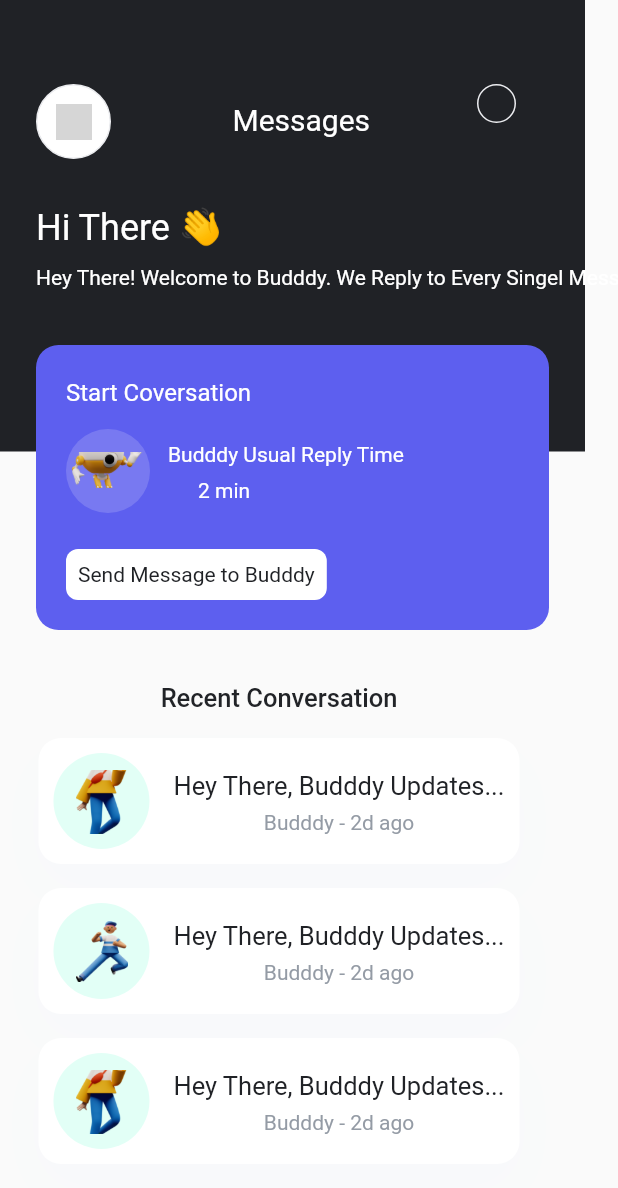
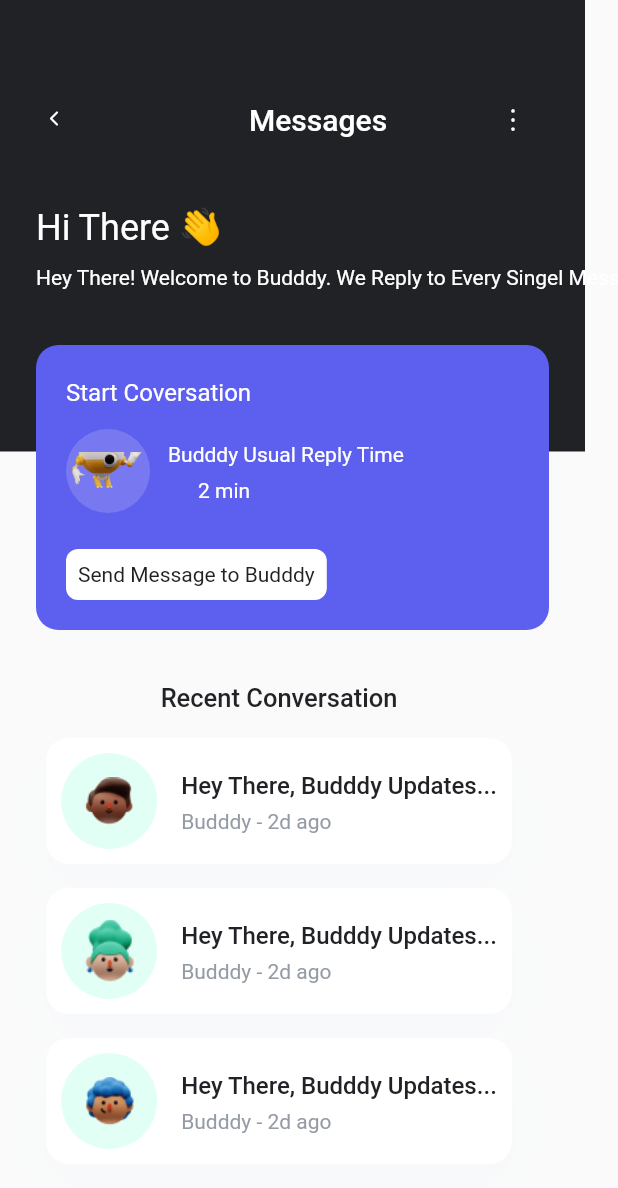
Before and after one commit to Salthacked/uifrom, a Flutter app: the ServicesScreen screen opened by its route, after a tap on "Messages", on a phone screen of 412 x 824 dp. Shown: the top 1188 px of the screen. Run offline on Flutter 3.47's test engine with Material 2 defaults, Android fonts, the phone set to English and light mode, and no system bars; our stand-ins replace flutter_svg; Roboto replaces fonts that are missing (Euclid Circular A); grey boxes are pictures that could not be loaded.

Commit message:
new update

```diff
--- a/lib/Screens/Conversation/ConversationScreen.dart
+++ b/lib/Screens/Conversation/ConversationScreen.dart
@@ -3,6 +3,7 @@ import 'package:uifrom/Screens/Conversation/components/Body.dart';
 
 class ConversationScreen extends StatelessWidget {
   const ConversationScreen({Key? key}) : super(key: key);
+  static String routeName = "/Conversation";
 
   @override
   Widget build(BuildContext context) {
--- a/lib/Screens/Conversation/components/Body.dart
+++ b/lib/Screens/Conversation/components/Body.dart
@@ -1,7 +1,8 @@
 import 'package:flutter/material.dart';
 import 'package:flutter/painting.dart';
 import 'package:flutter_svg/flutter_svg.dart';
-import 'package:uifrom/models/TopAppBar.dart';
+import 'package:uifrom/constants.dart';
+import 'package:uifrom/models/TopAppbars.dart';
 
 class Body extends StatefulWidget {
   const Body({Key? key}) : super(key: key);
@@ -15,7 +16,18 @@ class _BodyState extends State<Body> {
   Widget build(BuildContext context) {
     return Container(
         child: Stack(children: <Widget>[
-      TopappBar(),
+          Positioned(
+              top: 0,
+              left: 0,
+              child: Container(
+                  width: 390,
+                  height: 301,
+                  decoration: BoxDecoration(
+                    color: kBlackColor,
+                  ))),
+          TopAppbars(
+            title: 'Messages',
+          ),
       Positioned(
           top: 136,
           left: 24,
@@ -182,7 +194,7 @@ class _BodyState extends State<Body> {
               decoration: InputDecoration(
                   contentPadding: EdgeInsets.symmetric(
                       horizontal: 20, vertical: 9),
-                  hintText: "Search contacts",
+                  hintText: "Tye your Email",
                    ),
 
             ),
--- a/lib/Screens/MessagesScreen/components/Body.dart
+++ b/lib/Screens/MessagesScreen/components/Body.dart
@@ -1,10 +1,10 @@
 import 'package:flutter/material.dart';
 
 import 'package:flutter/cupertino.dart';
-import 'package:flutter_svg/flutter_svg.dart';
 import 'package:uifrom/Screens/MessagesScreen/components/RecentConversationListWidget.dart';
 import 'package:uifrom/Screens/MessagesScreen/components/StartconversationWidget.dart';
 import 'package:uifrom/constants.dart';
+import 'package:uifrom/models/TopAppbars.dart';
 
 class Body extends StatefulWidget {
   const Body({Key? key}) : super(key: key);
@@ -27,79 +27,11 @@ class _BodyState extends State<Body> {
                 decoration: BoxDecoration(
                   color: kBlackColor,
                 ))),
-        Positioned(
-            top: 56,
-            left: 24,
-            child: Container(
-              decoration: BoxDecoration(
-                borderRadius: BorderRadius.all(
-                  Radius.circular(48),
-                ),
-                color: kbackgroundColor,
-                border: Border.all(
-                  color: Color.fromRGBO(235, 236, 239, 1),
-                  width: 1,
-                ),
-              ),
-              padding: EdgeInsets.symmetric(horizontal: 12, vertical: 12),
-              child: Row(
-                mainAxisSize: MainAxisSize.min,
-                mainAxisAlignment: MainAxisAlignment.spaceAround,
-                children: <Widget>[
-                  Container(
-                      width: 24,
-                      height: 24,
-                      child: Stack(children: <Widget>[
-                        Positioned(
-                          top: 8,
-                          left: 10,
-                          child: SvgPicture.asset('assets/images/path.svg',
-                              semanticsLabel: 'path'),
-                        ),
-                        Positioned(
-                          top: 0,
-                          left: 0,
-                          child: SvgPicture.asset('assets/images/path.svg',
-                              semanticsLabel: 'path'),
-                        ),
-                      ])),
-                ],
-              ),
-            )),
-        Positioned(
-            top: 67,
-            left: 155,
-            child: Text(
-              'Messages',
-              textAlign: TextAlign.left,
-              style: TextStyle(
-                  color: Color.fromRGBO(255, 255, 255, 1),
-                  fontFamily: 'Euclid Circular A',
-                  fontSize: 20,
-                  letterSpacing:
-                      0 /*percentages not used in flutter. defaulting to zero*/,
-                  fontWeight: FontWeight.normal,
-                  height: 1.25),
-            )),
-        Positioned(
-            top: 56,
-            left: 318,
-            child: Container(
-              decoration: BoxDecoration(
-                borderRadius: BorderRadius.all(
-                  Radius.circular(48),
-                ),
-                border: Border.all(
-                  color: Color.fromRGBO(235, 236, 239, 1.0),
-                  width: 1,
-                ),
-              ),
-              padding: EdgeInsets.symmetric(horizontal: 12, vertical: 12),
-              child: Row(
-                mainAxisSize: MainAxisSize.min,
+        TopAppbars(
+          title: 'Messages',
+        ),
 
-              ),
-            )),
+
         Positioned(
             top: 136,
             left: 24,
@@ -147,20 +79,19 @@ class _BodyState extends State<Body> {
                     textAlign: TextAlign.left,
                     style: TextStyle(
                         color: Color.fromRGBO(32, 34, 38, 1),
-                        fontFamily: 'Euclid Circular A',
                         fontSize: 17,
                         fontWeight: FontWeight.w500,
                         height: 1.411764705882353),
                   ),
                   SizedBox(height: 16),
                   RecentConversationListWidget(
-                      image: 'assets/images/Character46.png'),
+                      image: 'assets/images/Charactera33.png'),
                   SizedBox(height: 16),
                   RecentConversationListWidget(
-                      image: 'assets/images/Character14.png'),
+                      image: 'assets/images/Charactera46.png'),
                   SizedBox(height: 16),
                   RecentConversationListWidget(
-                      image: 'assets/images/Character46.png'),
+                      image: 'assets/images/Charactera32.png'),
                 ],
               ),
             )),
--- a/lib/Screens/MessagesScreen/components/RecentConversationListWidget.dart
+++ b/lib/Screens/MessagesScreen/components/RecentConversationListWidget.dart
@@ -63,8 +63,7 @@ class RecentConversationListWidget extends StatelessWidget {
             decoration: BoxDecoration(),
             padding:
             EdgeInsets.symmetric(horizontal: 0, vertical: 0),
-            child: Column(
-              mainAxisSize: MainAxisSize.min,
+            child: Column(crossAxisAlignment: CrossAxisAlignment.start,
               children: <Widget>[
                 Text(
                   'Hey There, Budddy Updates...',
@@ -72,10 +71,10 @@ class RecentConversationListWidget extends StatelessWidget {
                   style: TextStyle(
                       color: Color.fromRGBO(32, 34, 38, 1),
                       fontFamily: 'Euclid Circular A',
-                      fontSize: 17,
+                      fontSize: 16,
                       letterSpacing:
                       0 /*percentages not used in flutter. defaulting to zero*/,
-                      fontWeight: FontWeight.normal,
+                      fontWeight: FontWeight.w500,
                       height: 1.411764705882353),
                 ),
                 SizedBox(height: 4),
--- a/lib/Screens/Services/components/Body.dart
+++ b/lib/Screens/Services/components/Body.dart
@@ -1,4 +1,5 @@
 import 'package:flutter/material.dart';
+import 'package:uifrom/Screens/Conversation/ConversationScreen.dart';
 import 'package:uifrom/Screens/ResultScreen/Result.dart';
 import 'package:uifrom/Screens/Services/ServicesScreen.dart';
 import 'package:uifrom/models/LinkservicesWidget.dart';
@@ -7,7 +8,8 @@ import 'package:uifrom/models/TopAppBar.dart';
 class Body extends StatelessWidget {
   @override
   Widget build(BuildContext context) {
-    return Container(
+    return SafeArea(
+      child: Container(
         child: Stack(
           children: [
             TopappBar(
@@ -47,21 +49,21 @@ class Body extends StatelessWidget {
                   Row(
                     children: [
                       LinkservicesWidget(
-                      media: 'Facebook',
+                        media: 'LinkedIn',
                         chat: '2541',
                         send: '2541',
-                      image: 'assets/icons/Facebook.png',
+                        image: 'assets/icons/linkedin.png',
                         press: () =>
-                          Navigator.pushNamed(context, ResultScreen.routeName),
+                            Navigator.pushNamed(context, ConversationScreen.routeName),
                       ),
                       SizedBox(
                         width: 16,
                       ),
                       LinkservicesWidget(
-                      media: 'Twitter',
+                        media: 'Slack',
                         chat: '2541',
                         send: '2541',
-                      image: 'assets/icons/twitter.png',
+                        image: 'assets/icons/slack.png',
                         press: () => Navigator.pushNamed(
                             context, ServicesScreen.routeName),
                       ),
@@ -74,10 +76,10 @@ class Body extends StatelessWidget {
                   Row(
                     children: [
                       LinkservicesWidget(
-                      media: 'Facebook',
+                        media: 'Dribble',
                         chat: '2541',
                         send: '2541',
-                      image: 'assets/icons/Facebook.png',
+                        image: 'assets/icons/dribbble.png',
                         press: () =>
                             Navigator.pushNamed(context, ResultScreen.routeName),
                       ),
@@ -85,10 +87,10 @@ class Body extends StatelessWidget {
                         width: 16,
                       ),
                       LinkservicesWidget(
-                      media: 'Twitter',
+                        media: 'Behance',
                         chat: '2541',
                         send: '2541',
-                      image: 'assets/icons/twitter.png',
+                        image: 'assets/icons/behance.png',
                         press: () => Navigator.pushNamed(
                             context, ServicesScreen.routeName),
                       ),
@@ -99,6 +101,7 @@ class Body extends StatelessWidget {
             ),
           ],
         ),
+      ),
     );
   }
 }
--- a/lib/Screens/Settings/components/Body.dart
+++ b/lib/Screens/Settings/components/Body.dart
@@ -12,22 +12,31 @@ class Body extends StatelessWidget {
     return Container(
       child: Stack(
         children: <Widget>[
+
+          Positioned(
+            top: 1,
+            left: 0,
+            child: Container(
+                width: 390,
+                height: 604,
+                decoration: BoxDecoration(
+                  image : DecorationImage(
+                      image: AssetImage('assets/images/firstimage.png'),
+                      fit: BoxFit.fitWidth
+                  ),
+                )),),
           TopappBar(
             title: 'Settings',
           ),
 
-          Positioned(
-              top: -117,
-              left: 0,
-              child: Container(
-              width: 390,
-              height: 604,
+          Container(
+          width: 390,
+          height: 604,
     child: SvgPicture.asset(
     'assets/images/vector.svg',
     semanticsLabel: 'vector'
 
-              ),
-              ),
+          ),
           ),
           Positioned(
               top: -623,
--- a/lib/models/TopAppBar.dart
+++ b/lib/models/TopAppBar.dart
@@ -2,6 +2,7 @@
 import 'package:flutter/cupertino.dart';
 import 'package:flutter/material.dart';
 import 'package:flutter_svg/flutter_svg.dart';
+import 'package:uifrom/constants.dart';
 class TopappBar extends StatelessWidget {
   const TopappBar({
     this.title,
@@ -27,7 +28,7 @@ class TopappBar extends StatelessWidget {
             title!,
             textAlign: TextAlign.left,
             style: TextStyle(
-                color: Color.fromRGBO(32, 34, 38, 1),
+                color: kTextColor,
                 fontSize: 20,
                 fontWeight: FontWeight.w500,
                 height: 1.25),
--- /dev/null
+++ b/lib/models/TopAppbars.dart
@@ -0,0 +1,51 @@
+
+
+
+import 'package:flutter/cupertino.dart';
+import 'package:flutter/material.dart';
+import 'package:flutter_svg/flutter_svg.dart';
+import 'package:uifrom/constants.dart';
+class TopAppbars extends StatelessWidget {
+  const TopAppbars({
+    this.title,
+    Key? key
+  }) : super(key: key);
+  final String? title;
+
+  @override
+  Widget build(BuildContext context) {
+    return Container(
+        child: Stack(children: <Widget>[
+          Container(
+              child: Positioned(
+                top: 67,
+                left: 24,
+                child: SvgPicture.asset('assets/icons/back.svg',
+                    color: kbackgroundColor,
+                    semanticsLabel: 'back'),
+              )),
+          Positioned(
+              top: 67,
+              left: 166,
+              child: Text(
+                title!,
+                textAlign: TextAlign.left,
+                style: TextStyle(
+                    color: kbackgroundColor,
+                    fontSize: 20,
+                    fontWeight: FontWeight.w500,
+                    height: 1.25),
+              )),
+          Positioned(
+            top: 56,
+            left: 318,
+            child: SvgPicture.asset('assets/icons/More.svg',
+                color: kbackgroundColor,
+                semanticsLabel: 'back'),
+          ),
+
+
+        ]));
+
+  }
+}
--- a/lib/routes.dart
+++ b/lib/routes.dart
@@ -1,5 +1,6 @@
 import  'package:flutter/widgets.dart' ;
 import 'package:uifrom/Screens/Contact/ContactScreen.dart';
+import 'package:uifrom/Screens/Conversation/ConversationScreen.dart';
 import 'package:uifrom/Screens/Firstage/FirstScreen.dart';
 import 'package:uifrom/Screens/HomeScreen/HomeScreen.dart';
 import 'package:uifrom/Screens/MessagesScreen/MessagesScreen.dart';
@@ -17,5 +18,5 @@ final  Map < String ,  WidgetBuilder >  routes  =  {
   ServicesScreen .routeName :  (context)  =>  ServicesScreen (),
   SettingScreen .routeName :  (context)  =>  SettingScreen (),
   MessagesScreen .routeName :  (context)  =>  MessagesScreen (),
-
+  ConversationScreen.routeName :  (context)  =>  ConversationScreen (),
 };
```
Also changed, not shown: assets/icons/behance.png (added), assets/icons/dribbble.png (added), assets/icons/linkedin.png (added), assets/icons/slack.png (added). Lines whose indentation alone changed are shown as unchanged.
